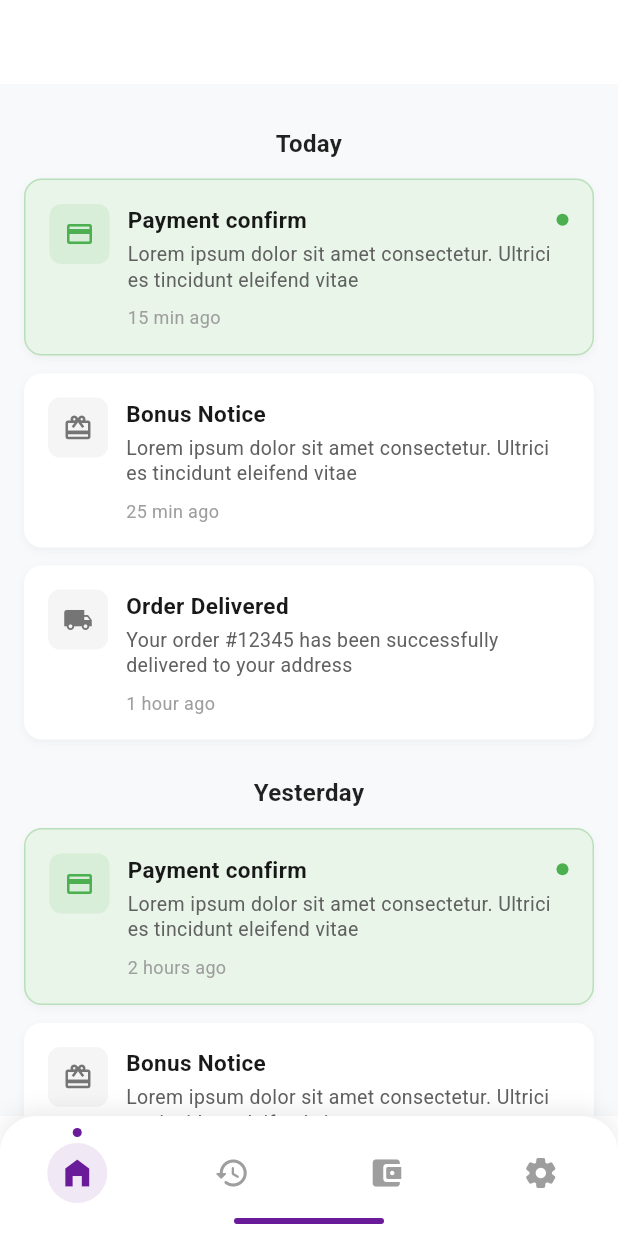
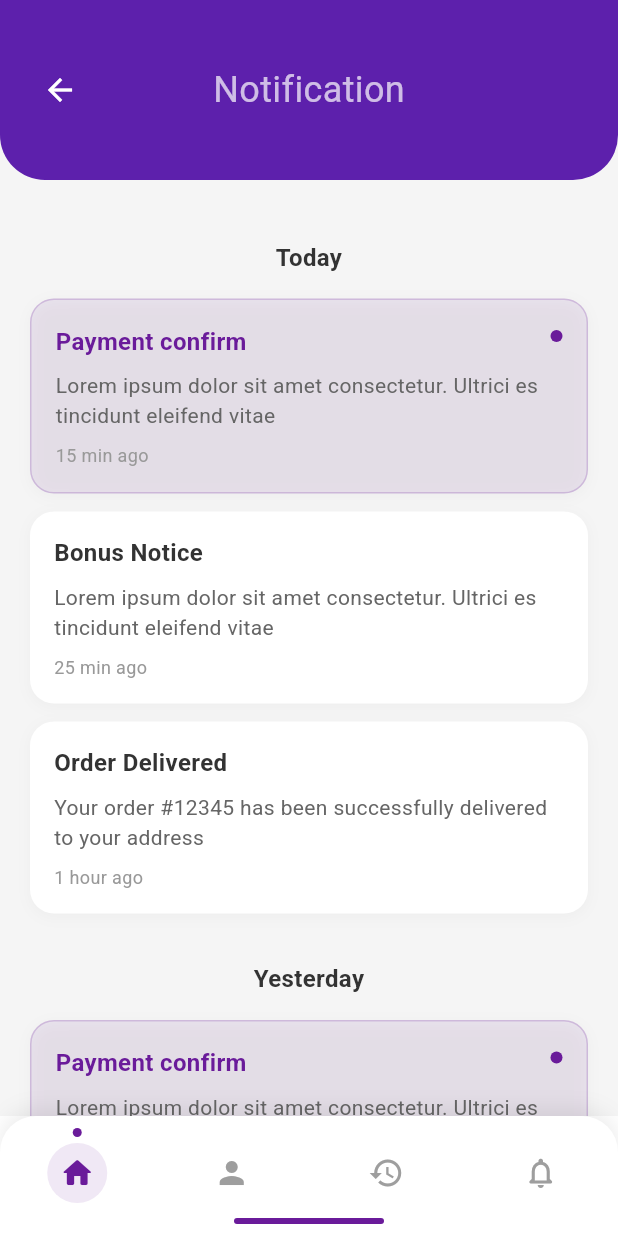
Before and after one commit to 2910Shubham/TukuGo-Machenic1, a Flutter app: the Notifications screen opened by its route, on a phone screen of 412 x 824 dp. Run offline on Flutter 3.47's test engine with Material 3 defaults, Android fonts, the phone set to English and light mode, and no system bars; our stand-ins replace dotted_border, flutter_map, flutter_svg, go_router, image_picker, intl_phone_field and 1 more; project files that could hold a hidden picture were left out.

Commit message:
create: notification page

```diff
--- a/lib/screen/notification_screen.dart
+++ b/lib/screen/notification_screen.dart
@@ -120,17 +120,59 @@ class Notifications extends StatelessWidget {
     }
 
     return Scaffold(
-      backgroundColor: const Color(0xFFF8F9FA),
+      backgroundColor: const Color(0xFFF5F5F5),
       appBar: AppBar(
-        backgroundColor: Colors.white,
+        backgroundColor: const Color.fromRGBO(93, 32, 172, 1),
         elevation: 0,
-        centerTitle: true,
-        title: Text(
-          'Notifications',
-          style: Theme.of(context).textTheme.titleLarge,
+        toolbarHeight: 0, // Hide default app bar
+      ),
+      body: Column(
+        children: [
+          // Custom top bar container
+          Container(
+            alignment: Alignment.center,
+            width: double.infinity,
+            height: 120,
+            decoration: const BoxDecoration(
+              borderRadius: BorderRadius.only(
+                bottomLeft: Radius.circular(30),
+                bottomRight: Radius.circular(30),
+              ),
+              color: Color.fromRGBO(93, 32, 172, 1),
+            ),
+            child: Stack(
+              children: [
+                // Back button
+                Positioned(
+                  left: 16,
+                  top: 0,
+                  bottom: 0,
+                  child: IconButton(
+                    icon: const Icon(
+                      Icons.arrow_back,
+                      color: Colors.white,
+                      size: 24,
+                    ),
+                    onPressed: () => Navigator.pop(context),
                   ),
                 ),
-      body: displayItems.isEmpty
+                // Centered title
+                const Center(
+                  child: Text(
+                    'Notification',
+                    style: TextStyle(
+                      fontSize: 24,
+                      fontWeight: FontWeight.w500,
+                      color: Color.fromRGBO(255, 255, 255, 0.7),
+                    ),
+                  ),
+                ),
+              ],
+            ),
+          ),
+          // Body content
+          Expanded(
+            child: displayItems.isEmpty
                 ? const Center(
                     child: Column(
                       mainAxisAlignment: MainAxisAlignment.center,
@@ -153,7 +195,7 @@ class Notifications extends StatelessWidget {
                     ),
                   )
                 : ListView.builder(
-              padding: const EdgeInsets.all(16),
+                    padding: const EdgeInsets.all(20),
                     itemCount: displayItems.length,
                     itemBuilder: (context, index) {
                       final item = displayItems[index];
@@ -177,6 +219,9 @@ class Notifications extends StatelessWidget {
                       );
                     },
                   ),
+          ),
+        ],
+    ),
     );
   }
 }
@@ -189,14 +234,14 @@ class SectionTitle extends StatelessWidget {
   @override
   Widget build(BuildContext context) {
     return Padding(
-      padding: const EdgeInsets.only(bottom: 12.0, top: 12.0),
+      padding: const EdgeInsets.only(bottom: 16.0, top: 20.0),
       child: Text(
         title,
         textAlign: TextAlign.center,
         style: const TextStyle(
           fontWeight: FontWeight.w600,
           fontSize: 16,
-          color: Colors.black87,
+          color: Color(0xFF333333),
         ),
       ),
     );
@@ -227,54 +272,40 @@ class NotificationCard extends StatelessWidget {
         margin: const EdgeInsets.only(bottom: 12),
         padding: const EdgeInsets.all(16),
         decoration: BoxDecoration(
-          color: highlight ? const Color(0xFFE8F5E8) : Colors.white,
-          borderRadius: BorderRadius.circular(12),
+          color: highlight
+            ? const Color(0xFF6A1B9A).withOpacity(0.08)
+            : Colors.white,
+          borderRadius: BorderRadius.circular(16),
           border: highlight
               ? Border.all(
-                  color: const Color(0xFF4CAF50).withOpacity(0.3), width: 1)
+                  color: const Color(0xFF6A1B9A).withOpacity(0.2),
+                  width: 1
+                )
               : null,
           boxShadow: [
             BoxShadow(
-              color: Colors.black.withOpacity(0.04),
-              blurRadius: 4,
+              color: Colors.black.withOpacity(0.03),
+              blurRadius: 8,
               offset: const Offset(0, 2),
+              spreadRadius: 0,
             ),
           ],
         ),
-        child: Row(
-          crossAxisAlignment: CrossAxisAlignment.start,
-          children: [
-            // Notification icon
-            Container(
-              width: 40,
-              height: 40,
-              decoration: BoxDecoration(
-                color: highlight
-                    ? const Color(0xFF4CAF50).withOpacity(0.1)
-                    : Colors.grey.withOpacity(0.1),
-                borderRadius: BorderRadius.circular(8),
-              ),
-              child: Icon(
-                _getNotificationIcon(title),
-                color: highlight ? const Color(0xFF4CAF50) : Colors.grey[600],
-                size: 20,
-              ),
-            ),
-            const SizedBox(width: 12),
-            // Notification content
-            Expanded(
         child: Column(
           crossAxisAlignment: CrossAxisAlignment.start,
           children: [
             Row(
+              crossAxisAlignment: CrossAxisAlignment.start,
               children: [
                 Expanded(
                   child: Text(
                     title,
                     style: TextStyle(
                       fontWeight: FontWeight.w600,
-                            fontSize: 15,
-                            color: Colors.black.withOpacity(0.9),
+                      fontSize: 16,
+                      color: highlight
+                        ? const Color(0xFF6A1B9A)
+                        : const Color(0xFF333333),
                     ),
                   ),
                 ),
@@ -282,34 +313,32 @@ class NotificationCard extends StatelessWidget {
                   Container(
                     width: 8,
                     height: 8,
+                    margin: const EdgeInsets.only(top: 4),
                     decoration: const BoxDecoration(
-                            color: Color(0xFF4CAF50),
+                      color: Color(0xFF6A1B9A),
                       shape: BoxShape.circle,
                     ),
                   ),
               ],
             ),
-                  const SizedBox(height: 4),
+            const SizedBox(height: 8),
             Text(
               subtitle,
-                    style: TextStyle(
-                      fontSize: 13,
-                      color: Colors.grey[700],
-                      height: 1.3,
+              style: const TextStyle(
+                fontSize: 14,
+                color: Color(0xFF666666),
+                height: 1.4,
               ),
-                    maxLines: 2,
+              maxLines: 3,
               overflow: TextOverflow.ellipsis,
             ),
             const SizedBox(height: 8),
             Text(
               time,
-                    style: TextStyle(
+              style: const TextStyle(
                 fontSize: 12,
-                      color: Colors.grey[500],
-                      fontWeight: FontWeight.w500,
-                    ),
-                  ),
-                ],
+                color: Color(0xFF999999),
+                fontWeight: FontWeight.w400,
               ),
             ),
           ],
@@ -317,23 +346,4 @@ class NotificationCard extends StatelessWidget {
       ),
     );
   }
-
-  IconData _getNotificationIcon(String title) {
-    switch (title.toLowerCase()) {
-      case 'payment confirm':
-        return Icons.payment;
-      case 'bonus notice':
-        return Icons.card_giftcard;
-      case 'order delivered':
-        return Icons.local_shipping;
-      case 'special offer':
-        return Icons.local_offer;
-      case 'account update':
-        return Icons.account_circle;
-      case 'new feature':
-        return Icons.new_releases;
-      default:
-        return Icons.notifications;
 }
-  }
-}
```
Also changed, not shown: lib/components/bottom_navbar.dart (+27 -125 lines). Lines whose indentation alone changed are shown as unchanged.
